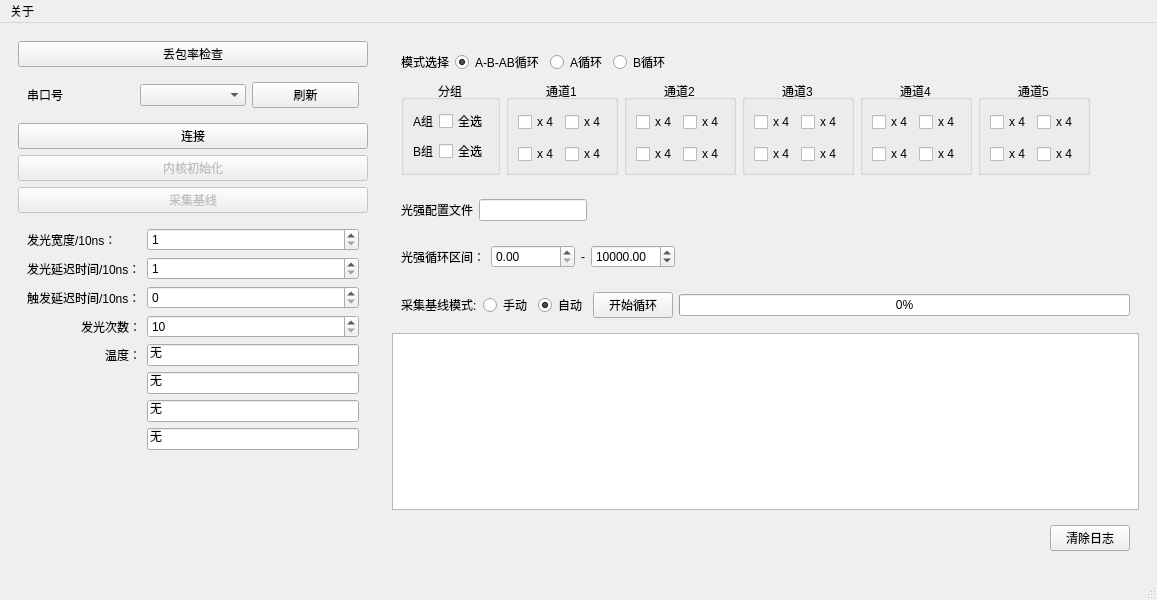
The window that mainwindow.ui (MrXiaomao/LEDControl2) describes before a commit, drawn with Qt 5.
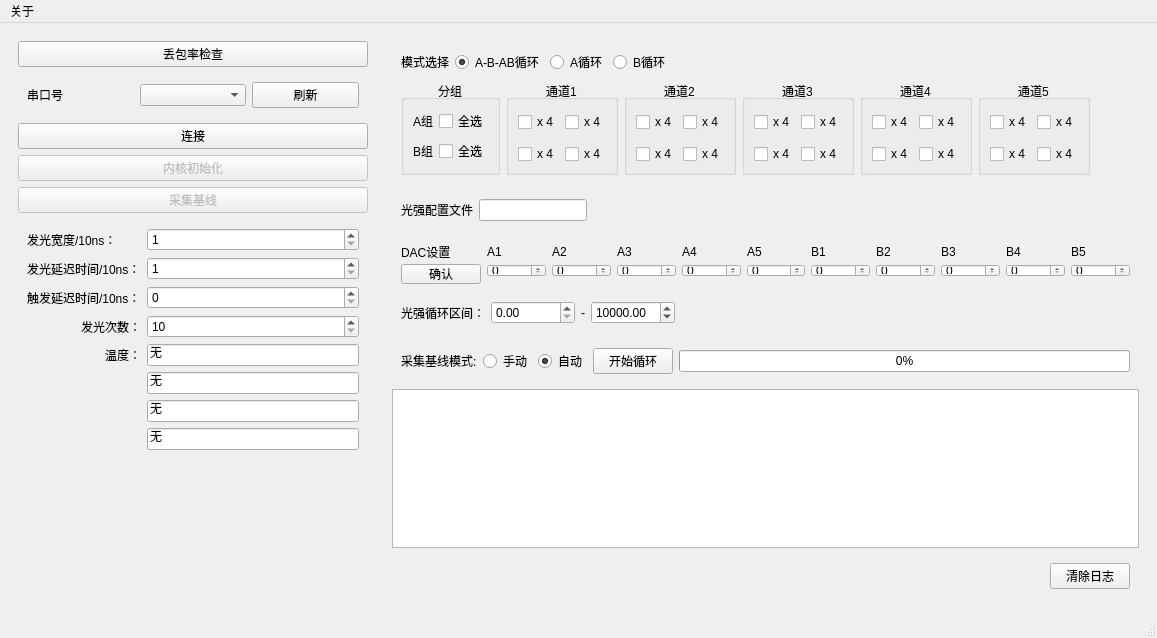
The same window after the commit.

```diff
--- a/mainwindow.ui
+++ b/mainwindow.ui
@@ -7,7 +7,7 @@
     <x>0</x>
     <y>0</y>
     <width>1157</width>
-    <height>600</height>
+    <height>638</height>
    </rect>
   </property>
   <property name="windowTitle">
@@ -626,6 +626,138 @@
          </layout>
         </widget>
        </item>
+       <item>
+        <widget class="QWidget" name="widget_11" native="true">
+         <property name="minimumSize">
+          <size>
+           <width>0</width>
+           <height>50</height>
+          </size>
+         </property>
+         <layout class="QGridLayout" name="gridLayout_8">
+          <item row="0" column="0">
+           <widget class="QLabel" name="label_14">
+            <property name="text">
+             <string>DAC设置</string>
+            </property>
+           </widget>
+          </item>
+          <item row="0" column="1">
+           <widget class="QLabel" name="label_15">
+            <property name="text">
+             <string>A1</string>
+            </property>
+           </widget>
+          </item>
+          <item row="0" column="2">
+           <widget class="QLabel" name="label_16">
+            <property name="text">
+             <string>A2</string>
+            </property>
+           </widget>
+          </item>
+          <item row="0" column="3">
+           <widget class="QLabel" name="label_17">
+            <property name="text">
+             <string>A3</string>
+            </property>
+           </widget>
+          </item>
+          <item row="0" column="4">
+           <widget class="QLabel" name="label_18">
+            <property name="text">
+             <string>A4</string>
+            </property>
+           </widget>
+          </item>
+          <item row="0" column="5">
+           <widget class="QLabel" name="label_19">
+            <property name="text">
+             <string>A5</string>
+            </property>
+           </widget>
+          </item>
+          <item row="0" column="6">
+           <widget class="QLabel" name="label_20">
+            <property name="text">
+             <string>B1</string>
+            </property>
+           </widget>
+          </item>
+          <item row="0" column="7">
+           <widget class="QLabel" name="label_21">
+            <property name="text">
+             <string>B2</string>
+            </property>
+           </widget>
+          </item>
+          <item row="0" column="8">
+           <widget class="QLabel" name="label_22">
+            <property name="text">
+             <string>B3</string>
+            </property>
+           </widget>
+          </item>
+          <item row="0" column="9">
+           <widget class="QLabel" name="label_23">
+            <property name="text">
+             <string>B4</string>
+            </property>
+           </widget>
+          </item>
+          <item row="0" column="10">
+           <widget class="QLabel" name="label_24">
+            <property name="text">
+             <string>B5</string>
+            </property>
+           </widget>
+          </item>
+          <item row="1" column="0">
+           <widget class="QPushButton" name="pushButton">
+            <property name="minimumSize">
+             <size>
+              <width>0</width>
+              <height>20</height>
+             </size>
+            </property>
+            <property name="text">
+             <string>确认</string>
+            </property>
+           </widget>
+          </item>
+          <item row="1" column="1">
+           <widget class="QSpinBox" name="spinBox_dac1"/>
+          </item>
+          <item row="1" column="2">
+           <widget class="QSpinBox" name="spinBox_dac2"/>
+          </item>
+          <item row="1" column="3">
+           <widget class="QSpinBox" name="spinBox_dac3"/>
+          </item>
+          <item row="1" column="4">
+           <widget class="QSpinBox" name="spinBox_dac4"/>
+          </item>
+          <item row="1" column="5">
+           <widget class="QSpinBox" name="spinBox_dac5"/>
+          </item>
+          <item row="1" column="6">
+           <widget class="QSpinBox" name="spinBox_dac6"/>
+          </item>
+          <item row="1" column="7">
+           <widget class="QSpinBox" name="spinBox_dac7"/>
+          </item>
+          <item row="1" column="8">
+           <widget class="QSpinBox" name="spinBox_dac8"/>
+          </item>
+          <item row="1" column="9">
+           <widget class="QSpinBox" name="spinBox_dac9"/>
+          </item>
+          <item row="1" column="10">
+           <widget class="QSpinBox" name="spinBox_dac10"/>
+          </item>
+         </layout>
+        </widget>
+       </item>
        <item>
         <widget class="QWidget" name="widget_6" native="true">
          <layout class="QHBoxLayout" name="horizontalLayout_4">
```
Left out of the diff: 20 changed lines with no effect on the pictures.
